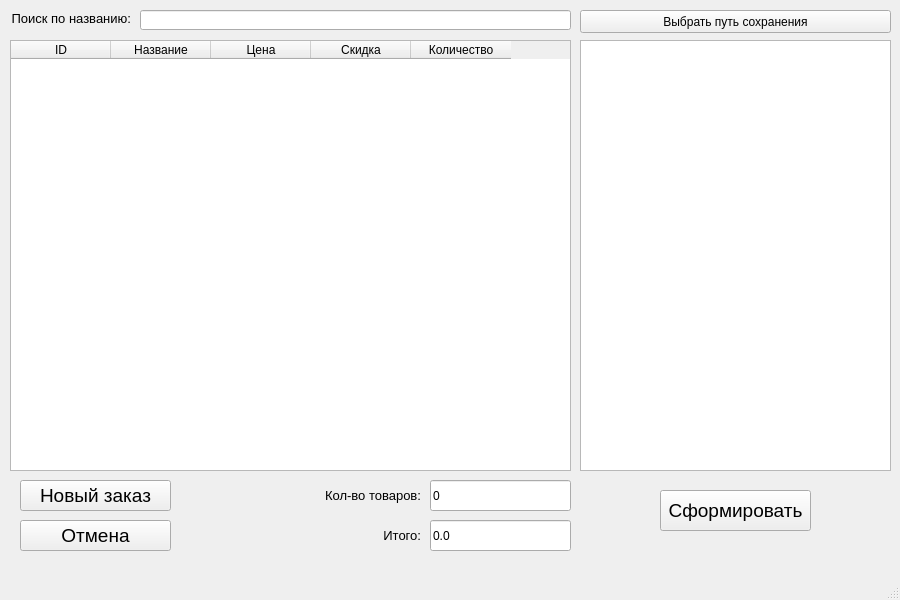
Gentlem4n72/Qt-project, file shop/Mainwindow.ui: the form before one commit.
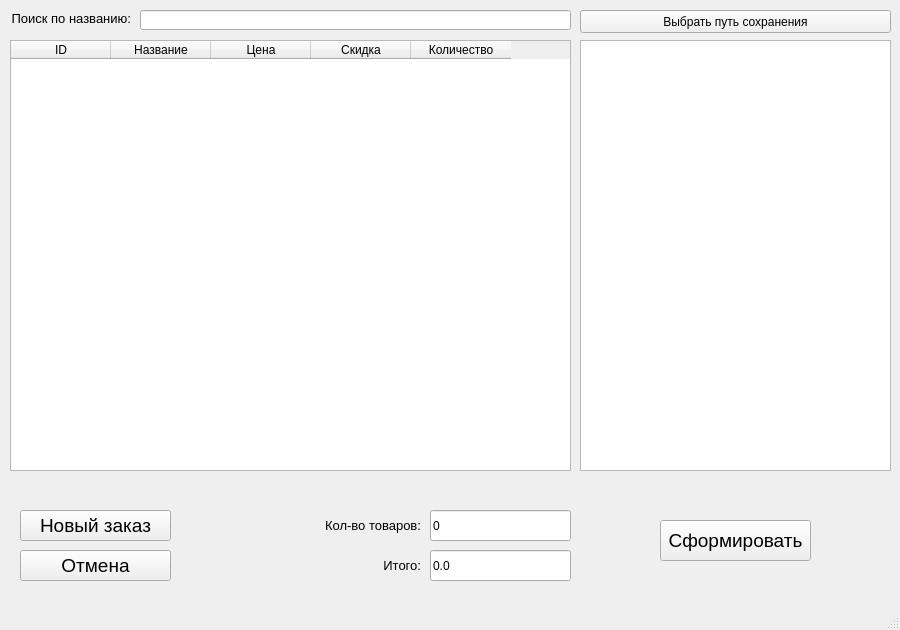
The form after the commit.

The edit to the form file:
```diff
--- a/shop/Mainwindow.ui
+++ b/shop/Mainwindow.ui
@@ -7,7 +7,7 @@
     <x>0</x>
     <y>0</y>
     <width>900</width>
-    <height>600</height>
+    <height>630</height>
    </rect>
   </property>
   <property name="windowTitle">
@@ -18,7 +18,7 @@
     <property name="geometry">
      <rect>
       <x>20</x>
-      <y>480</y>
+      <y>510</y>
       <width>151</width>
       <height>31</height>
      </rect>
@@ -36,7 +36,7 @@
     <property name="geometry">
      <rect>
       <x>20</x>
-      <y>520</y>
+      <y>550</y>
       <width>151</width>
       <height>31</height>
      </rect>
@@ -54,7 +54,7 @@
     <property name="geometry">
      <rect>
       <x>320</x>
-      <y>480</y>
+      <y>510</y>
       <width>101</width>
       <height>31</height>
      </rect>
@@ -75,7 +75,7 @@
     <property name="geometry">
      <rect>
       <x>320</x>
-      <y>520</y>
+      <y>550</y>
       <width>101</width>
       <height>31</height>
      </rect>
@@ -96,7 +96,7 @@
     <property name="geometry">
      <rect>
       <x>430</x>
-      <y>480</y>
+      <y>510</y>
       <width>141</width>
       <height>31</height>
      </rect>
@@ -112,7 +112,7 @@
     <property name="geometry">
      <rect>
       <x>430</x>
-      <y>520</y>
+      <y>550</y>
       <width>141</width>
       <height>31</height>
      </rect>
@@ -141,7 +141,7 @@
     <property name="geometry">
      <rect>
       <x>660</x>
-      <y>490</y>
+      <y>520</y>
       <width>151</width>
       <height>41</height>
      </rect>
@@ -234,6 +234,19 @@
      <string>Выбрать путь сохранения</string>
     </property>
    </widget>
+   <widget class="QLabel" name="errorLabel">
+    <property name="geometry">
+     <rect>
+      <x>10</x>
+      <y>480</y>
+      <width>561</width>
+      <height>21</height>
+     </rect>
+    </property>
+    <property name="text">
+     <string/>
+    </property>
+   </widget>
   </widget>
   <widget class="QMenuBar" name="menubar">
    <property name="geometry">
```
